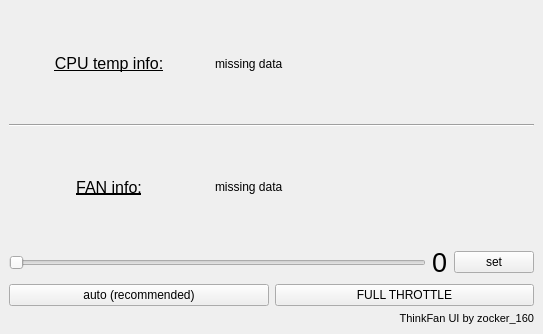
First picture: the form in src/ui/main.ui, repository zocker-160/thinkfan-ui, before the edit.
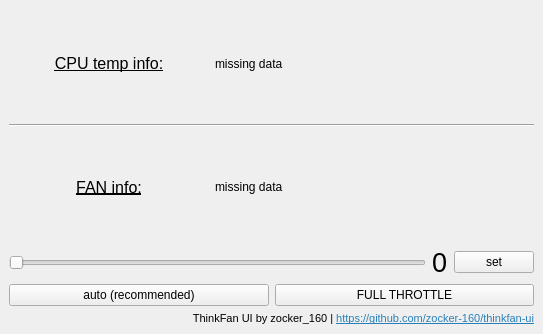
Second picture: the form after the edit.

Commit message:
add link to repo in bottom row
also because why not

```diff
--- a/src/ui/main.ui
+++ b/src/ui/main.ui
@@ -172,7 +172,7 @@
        </font>
       </property>
       <property name="text">
-       <string>ThinkFan UI by zocker_160</string>
+       <string>&lt;html&gt;&lt;head/&gt;&lt;body&gt;&lt;p&gt;ThinkFan UI by zocker_160 | &lt;a href=&quot;https://github.com/zocker-160/thinkfan-ui&quot;&gt;&lt;span style=&quot; text-decoration: underline; color:#2980b9;&quot;&gt;https://github.com/zocker-160/thinkfan-ui&lt;/span&gt;&lt;/a&gt;&lt;/p&gt;&lt;/body&gt;&lt;/html&gt;</string>
       </property>
       <property name="alignment">
        <set>Qt::AlignRight|Qt::AlignTrailing|Qt::AlignVCenter</set>
```
Left out of the diff: 3 changed lines with no effect on the pictures. The commit also changes 1 other file.
